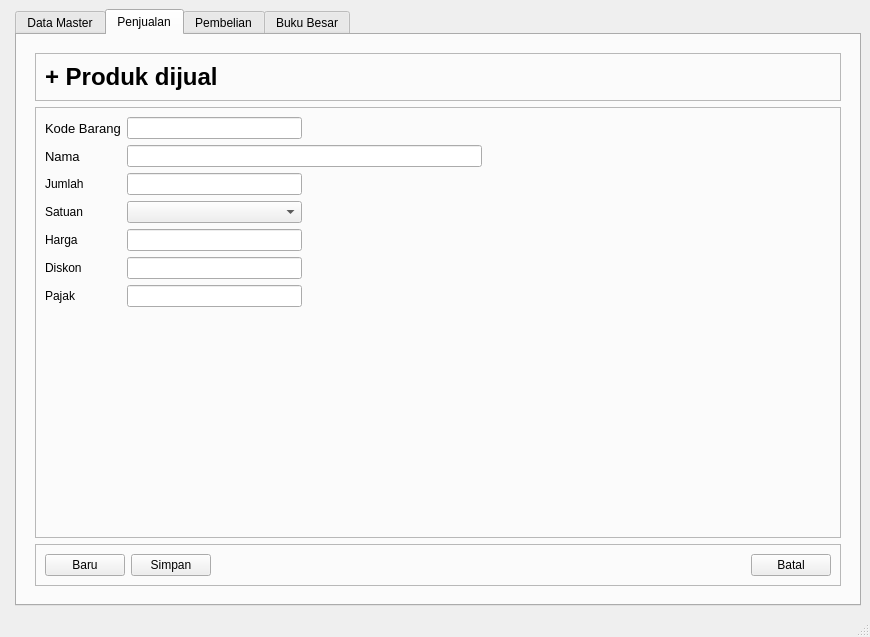
The window that GUI.ui (fnugrahendi/petuk.corp) describes before a commit, drawn with Qt 5.
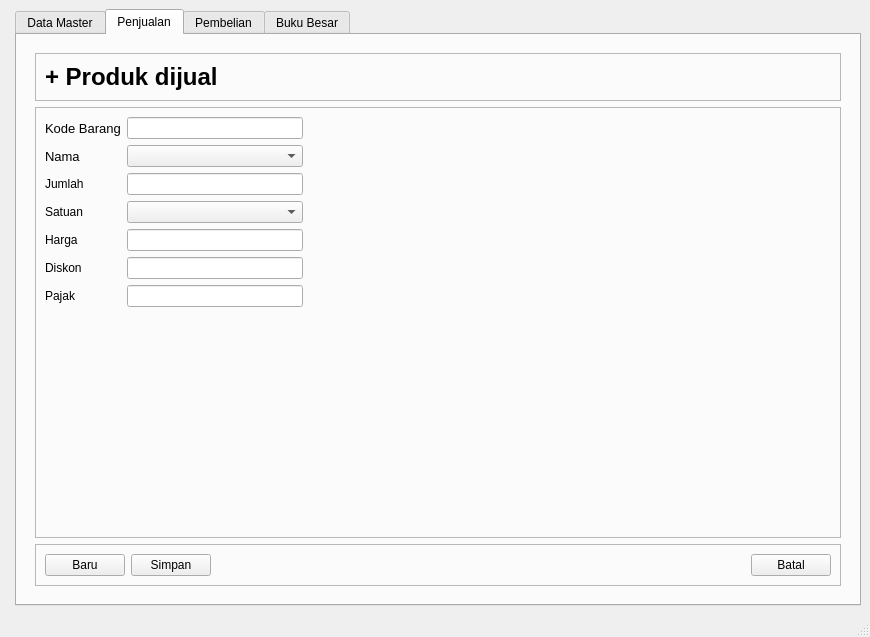
The same window after the commit. Icons and pictures are not drawn.

Commit message: input produk dijual baru ke database

```diff
--- a/GUI.ui
+++ b/GUI.ui
@@ -4461,8 +4461,8 @@
                    </property>
                   </spacer>
                  </item>
-                 <item row="1" column="1" colspan="2">
-                  <widget class="QLineEdit" name="le_Penjualan_OrderPenjualan_TambahProduk_Input_Nama"/>
+                 <item row="1" column="1">
+                  <widget class="QComboBox" name="cb_Penjualan_OrderPenjualan_TambahProduk_Input_Nama"/>
                  </item>
                 </layout>
                </widget>
```
The commit also changes 2 other files.
